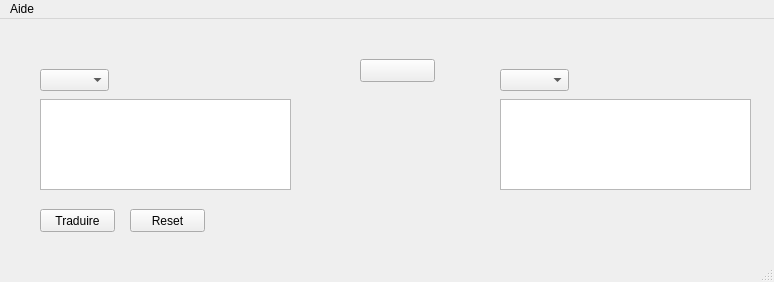
Qt form mainwindow.ui (DamienBidaud/GoogleTradPP) before a commit.
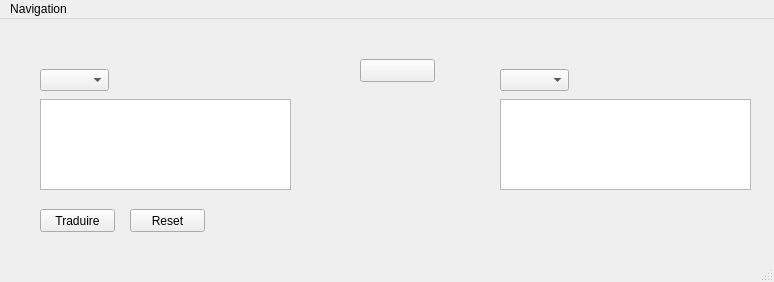
The same form after that commit. Icons and pictures are not drawn.

Patch:
```diff
--- a/mainwindow.ui
+++ b/mainwindow.ui
@@ -132,7 +132,7 @@
    </property>
    <widget class="QMenu" name="menuAide">
     <property name="title">
-     <string>Aide</string>
+     <string>Navigation</string>
     </property>
     <addaction name="actionAide"/>
    </widget>
```
Left out of the diff: 6 changed lines with no effect on the pictures.
